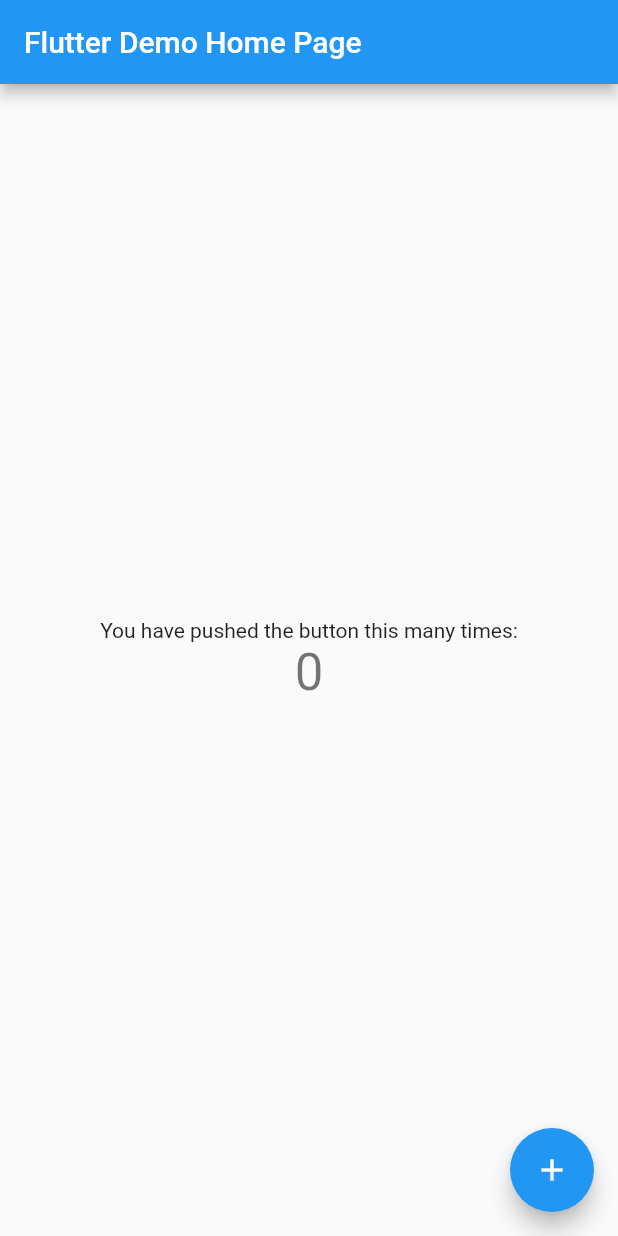
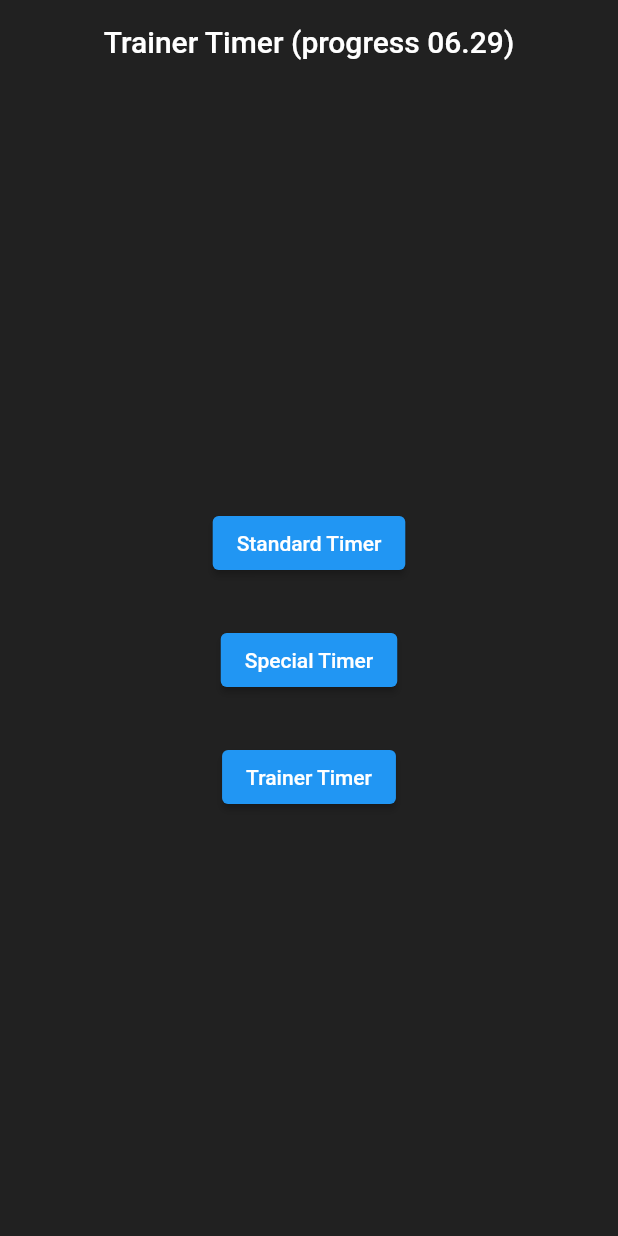
Before and after one commit to internessi/trainertimerpro, a Flutter app: the screen it shows after launch, on a phone screen of 412 x 824 dp. Run offline on Flutter 3.47's test engine with Material 2 defaults, Android fonts, the light colour scheme and no system bars; our stand-ins replace gap.

Commit message:
Update main.dart

```diff
--- a/lib/main.dart
+++ b/lib/main.dart
@@ -1,113 +1,64 @@
 import 'package:flutter/material.dart';
+import 'package:gap/gap.dart';
+import 'trainer/trainer_page.dart';
 
-void main() {
-  runApp(MyApp());
-}
+void main() => runApp(const MyApp());
 
 class MyApp extends StatelessWidget {
-  // This widget is the root of your application.
+  const MyApp({
+    Key? key,
+  }) : super(key: key);
+
   @override
   Widget build(BuildContext context) {
-    return MaterialApp(
-      title: 'Flutter Demo',
-      theme: ThemeData(
-        // This is the theme of your application.
-        //
-        // Try running your application with "flutter run". You'll see the
-        // application has a blue toolbar. Then, without quitting the app, try
-        // changing the primarySwatch below to Colors.green and then invoke
-        // "hot reload" (press "r" in the console where you ran "flutter run",
-        // or simply save your changes to "hot reload" in a Flutter IDE).
-        // Notice that the counter didn't reset back to zero; the application
-        // is not restarted.
-        primarySwatch: Colors.blue,
-      ),
-      home: MyHomePage(title: 'Flutter Demo Home Page'),
+    return const MaterialApp(
+      title: 'Trainer Timer',
+      home: MyHomePage(),
+      debugShowCheckedModeBanner: false,
     );
   }
 }
 
-class MyHomePage extends StatefulWidget {
-  MyHomePage({Key? key, required this.title}) : super(key: key);
-
-  // This widget is the home page of your application. It is stateful, meaning
-  // that it has a State object (defined below) that contains fields that affect
-  // how it looks.
-
-  // This class is the configuration for the state. It holds the values (in this
-  // case the title) provided by the parent (in this case the App widget) and
-  // used by the build method of the State. Fields in a Widget subclass are
-  // always marked "final".
-
-  final String title;
-
-  @override
-  _MyHomePageState createState() => _MyHomePageState();
-}
-
-class _MyHomePageState extends State<MyHomePage> {
-  int _counter = 0;
-
-  void _incrementCounter() {
-    setState(() {
-      // This call to setState tells the Flutter framework that something has
-      // changed in this State, which causes it to rerun the build method below
-      // so that the display can reflect the updated values. If we changed
-      // _counter without calling setState(), then the build method would not be
-      // called again, and so nothing would appear to happen.
-      _counter++;
-    });
-  }
+class MyHomePage extends StatelessWidget {
+  const MyHomePage({
+    Key? key,
+  }) : super(key: key);
 
   @override
   Widget build(BuildContext context) {
-    // This method is rerun every time setState is called, for instance as done
-    // by the _incrementCounter method above.
-    //
-    // The Flutter framework has been optimized to make rerunning build methods
-    // fast, so that you can just rebuild anything that needs updating rather
-    // than having to individually change instances of widgets.
     return Scaffold(
       appBar: AppBar(
-        // Here we take the value from the MyHomePage object that was created by
-        // the App.build method, and use it to set our appbar title.
-        title: Text(widget.title),
+        centerTitle: true,
+        title: const Text('Trainer Timer (progress 06.29)'),
+        backgroundColor: Colors.transparent,
+        elevation: 0,
       ),
+      backgroundColor: Colors.grey[900],
       body: Center(
-        // Center is a layout widget. It takes a single child and positions it
-        // in the middle of the parent.
         child: Column(
-          // Column is also a layout widget. It takes a list of children and
-          // arranges them vertically. By default, it sizes itself to fit its
-          // children horizontally, and tries to be as tall as its parent.
-          //
-          // Invoke "debug painting" (press "p" in the console, choose the
-          // "Toggle Debug Paint" action from the Flutter Inspector in Android
-          // Studio, or the "Toggle Debug Paint" command in Visual Studio Code)
-          // to see the wireframe for each widget.
-          //
-          // Column has various properties to control how it sizes itself and
-          // how it positions its children. Here we use mainAxisAlignment to
-          // center the children vertically; the main axis here is the vertical
-          // axis because Columns are vertical (the cross axis would be
-          // horizontal).
           mainAxisAlignment: MainAxisAlignment.center,
           children: <Widget>[
-            Text(
-              'You have pushed the button this many times:',
+            ElevatedButton(
+              onPressed: () {},
+              child: const Text('Standard Timer'),
             ),
-            Text(
-              '$_counter',
-              style: Theme.of(context).textTheme.headline4,
+            const Gap(30),
+            ElevatedButton(
+              onPressed: () {},
+              child: const Text('Special Timer'),
+            ),
+            const Gap(30),
+            ElevatedButton(
+              onPressed: () => Navigator.of(context).push(
+                MaterialPageRoute<TrainerPage>(
+                  builder: (context) => const TrainerPage(),
+                ),
+              ),
+              child: const Text('Trainer Timer'),
             ),
           ],
         ),
       ),
-      floatingActionButton: FloatingActionButton(
-        onPressed: _incrementCounter,
-        tooltip: 'Increment',
-        child: Icon(Icons.add),
-      ), // This trailing comma makes auto-formatting nicer for build methods.
     );
   }
 }
```
